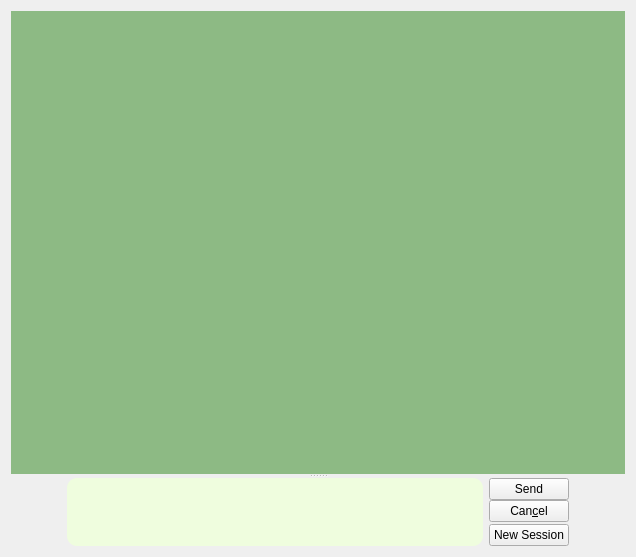
Before: the Qt Designer form ChatWidget.ui in asianirish/AI-Ronaut, drawn with Qt 5.
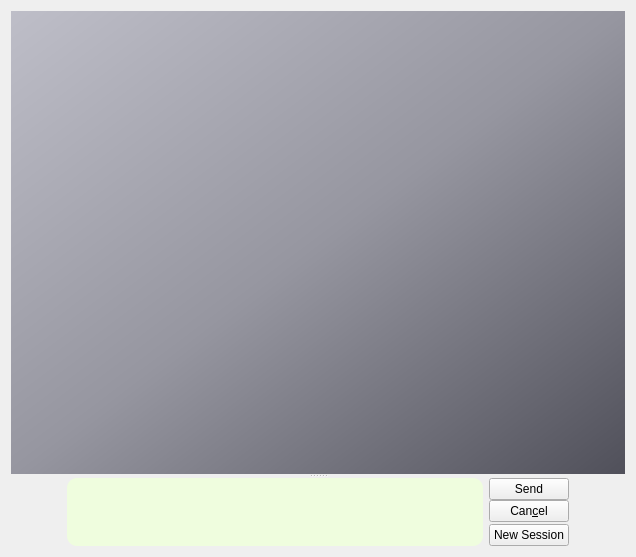
After: the same form once the commit is applied.

Commit message: modiyf design

Diff of the .ui file:
```diff
--- a/ChatWidget.ui
+++ b/ChatWidget.ui
@@ -27,7 +27,8 @@
        </sizepolicy>
       </property>
       <property name="styleSheet">
-       <string notr="true">background-color: rgb(141, 186, 132);</string>
+       <string notr="true">background-color: qlineargradient(spread:pad, x1:0, y1:0, x2:1, y2:1, stop:0 rgba(190, 190, 200, 255), stop:0.5 rgba(150, 150, 160, 255), stop:1 rgba(80, 80, 90, 255));
+selection-background-color: rgba(150, 150, 160, 255);</string>
       </property>
       <layout class="QGridLayout" name="gridLayout_2">
        <item row="0" column="0">
@@ -38,6 +39,9 @@
            <verstretch>0</verstretch>
           </sizepolicy>
          </property>
+         <property name="styleSheet">
+          <string notr="true">background-color: rgba(0, 0, 0, 0);</string>
+         </property>
         </widget>
        </item>
        <item row="0" column="1">
@@ -55,7 +59,7 @@
           </size>
          </property>
          <property name="styleSheet">
-          <string notr="true">background-color: rgb(141, 186, 132);</string>
+          <string notr="true">background-color: rgba(0, 0, 0, 0);</string>
          </property>
          <property name="frameShape">
           <enum>QFrame::NoFrame</enum>
@@ -76,6 +80,9 @@
            <verstretch>0</verstretch>
           </sizepolicy>
          </property>
+         <property name="styleSheet">
+          <string notr="true">background-color: rgba(0, 0, 0, 0);</string>
+         </property>
         </widget>
        </item>
       </layout>
```
Left out of the diff: 4 changed lines with no effect on the pictures. The commit also changes 3 other files.
